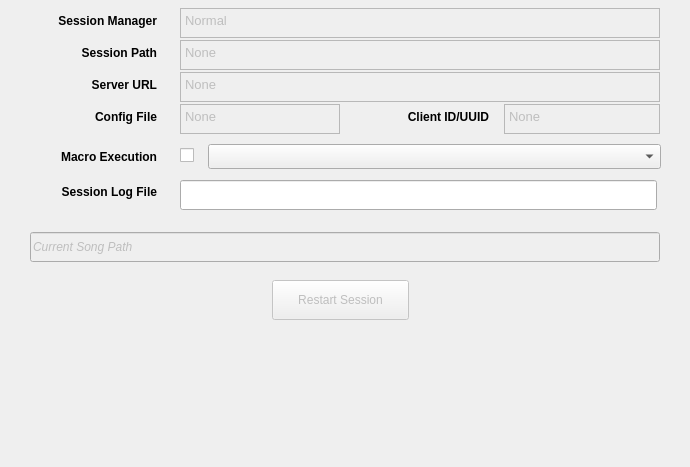
Above: seq_qt5/forms/qsessionframe.ui from ahlstromcj/seq66 before the change. Below: the same form after it.
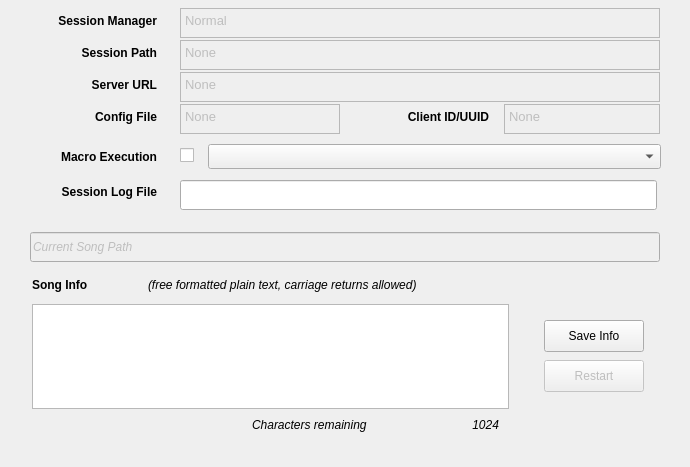
That is the form after the change.

Commit message: Work in progress on adding song-info feature.

```diff
--- a/seq_qt5/forms/qsessionframe.ui
+++ b/seq_qt5/forms/qsessionframe.ui
@@ -185,16 +185,16 @@
    </property>
    <property name="geometry">
     <rect>
-     <x>272</x>
-     <y>280</y>
-     <width>137</width>
-     <height>40</height>
+     <x>544</x>
+     <y>360</y>
+     <width>100</width>
+     <height>32</height>
     </rect>
    </property>
    <property name="minimumSize">
     <size>
      <width>100</width>
-     <height>40</height>
+     <height>32</height>
     </size>
    </property>
    <property name="maximumSize">
@@ -207,7 +207,7 @@
     <string>Restarts the whole application, reloading any changed settings.</string>
    </property>
    <property name="text">
-    <string>Restart Session</string>
+    <string>Restart</string>
    </property>
   </widget>
   <widget class="QTextEdit" name="sessionManagerNameText">
@@ -496,6 +496,122 @@
     </rect>
    </property>
   </widget>
+  <widget class="QPlainTextEdit" name="plainTextSongInfo">
+   <property name="geometry">
+    <rect>
+     <x>32</x>
+     <y>304</y>
+     <width>477</width>
+     <height>105</height>
+    </rect>
+   </property>
+   <property name="toolTip">
+    <string>This text is stored as Meta Text in the first track.
+It can include any comments desired, including
+author and dates. The size limit is 1024 characters.</string>
+   </property>
+  </widget>
+  <widget class="QLabel" name="label_2">
+   <property name="geometry">
+    <rect>
+     <x>32</x>
+     <y>276</y>
+     <width>93</width>
+     <height>17</height>
+    </rect>
+   </property>
+   <property name="font">
+    <font>
+     <weight>75</weight>
+     <bold>true</bold>
+    </font>
+   </property>
+   <property name="text">
+    <string>Song Info</string>
+   </property>
+  </widget>
+  <widget class="QLabel" name="label_3">
+   <property name="geometry">
+    <rect>
+     <x>148</x>
+     <y>276</y>
+     <width>493</width>
+     <height>17</height>
+    </rect>
+   </property>
+   <property name="font">
+    <font>
+     <italic>true</italic>
+    </font>
+   </property>
+   <property name="text">
+    <string>(free formatted plain text, carriage returns allowed)</string>
+   </property>
+  </widget>
+  <widget class="QLabel" name="label_4">
+   <property name="geometry">
+    <rect>
+     <x>252</x>
+     <y>416</y>
+     <width>161</width>
+     <height>17</height>
+    </rect>
+   </property>
+   <property name="font">
+    <font>
+     <italic>true</italic>
+    </font>
+   </property>
+   <property name="text">
+    <string>Characters remaining</string>
+   </property>
+  </widget>
+  <widget class="QLabel" name="labelCharactersRemaining">
+   <property name="geometry">
+    <rect>
+     <x>436</x>
+     <y>416</y>
+     <width>63</width>
+     <height>17</height>
+    </rect>
+   </property>
+   <property name="font">
+    <font>
+     <italic>true</italic>
+    </font>
+   </property>
+   <property name="text">
+    <string>1024</string>
+   </property>
+   <property name="alignment">
+    <set>Qt::AlignRight|Qt::AlignTrailing|Qt::AlignVCenter</set>
+   </property>
+  </widget>
+  <widget class="QPushButton" name="pushButtonSaveInfo">
+   <property name="geometry">
+    <rect>
+     <x>544</x>
+     <y>320</y>
+     <width>100</width>
+     <height>32</height>
+    </rect>
+   </property>
+   <property name="minimumSize">
+    <size>
+     <width>100</width>
+     <height>32</height>
+    </size>
+   </property>
+   <property name="maximumSize">
+    <size>
+     <width>16777215</width>
+     <height>40</height>
+    </size>
+   </property>
+   <property name="text">
+    <string>Save Info</string>
+   </property>
+  </widget>
  </widget>
  <tabstops>
   <tabstop>sessionManagerNameText</tabstop>
```
Left out of the diff: 10 changed lines with no effect on the pictures. The commit also changes 23 other files.
